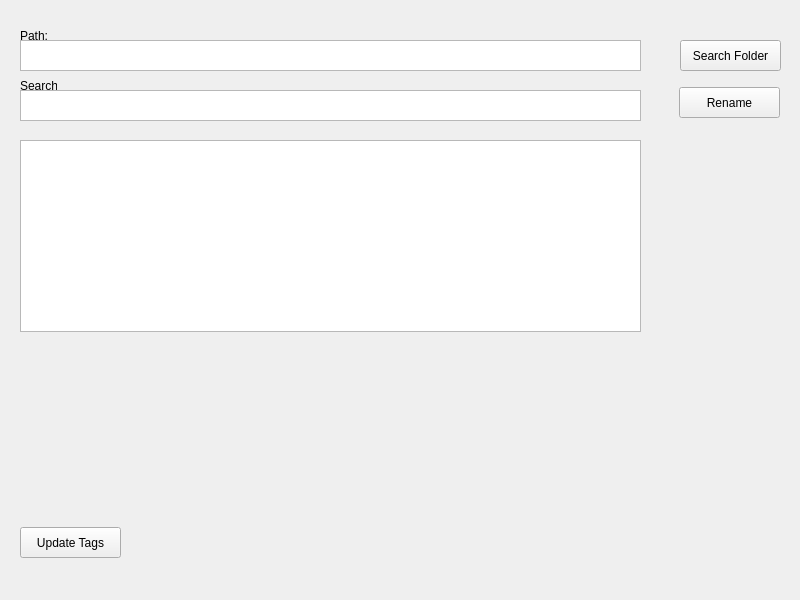
This is form.ui in LinkDarkshire/AnimeWatcherQT as Qt 5 draws it before an edit. The edited form follows.
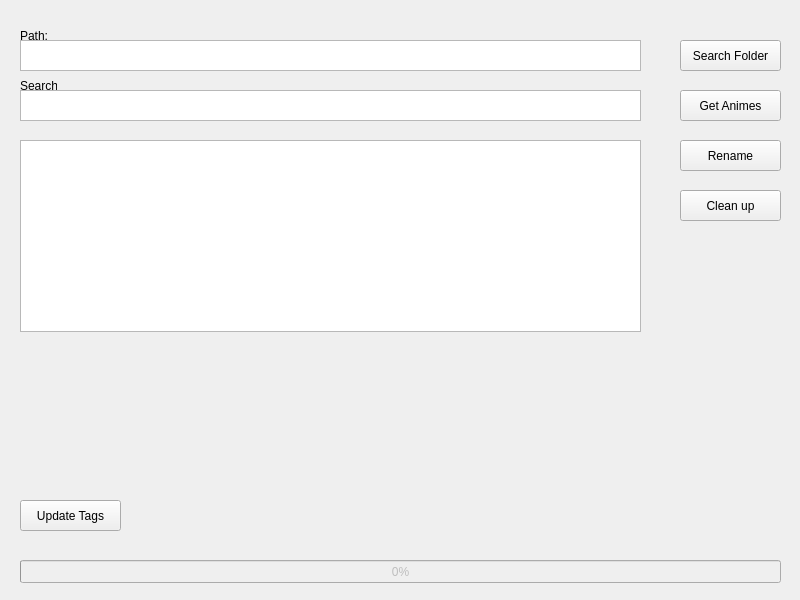
This is the edited form.

```diff
--- a/form.ui
+++ b/form.ui
@@ -59,7 +59,7 @@
    <property name="geometry">
     <rect>
      <x>20</x>
-     <y>527</y>
+     <y>500</y>
      <width>101</width>
      <height>31</height>
     </rect>
@@ -107,8 +107,8 @@
   <widget class="QPushButton" name="bRename">
    <property name="geometry">
     <rect>
-     <x>679</x>
-     <y>87</y>
+     <x>680</x>
+     <y>140</y>
      <width>101</width>
      <height>31</height>
     </rect>
@@ -117,12 +117,25 @@
     <string>Rename</string>
    </property>
   </widget>
+  <widget class="QPushButton" name="bGetHentai">
+   <property name="geometry">
+    <rect>
+     <x>680</x>
+     <y>90</y>
+     <width>101</width>
+     <height>31</height>
+    </rect>
+   </property>
+   <property name="text">
+    <string>Get Animes</string>
+   </property>
+  </widget>
   <widget class="QLabel" name="lOutput">
    <property name="geometry">
     <rect>
      <x>20</x>
-     <y>570</y>
-     <width>751</width>
+     <y>540</y>
+     <width>761</width>
      <height>16</height>
     </rect>
    </property>
@@ -130,6 +143,54 @@
     <string/>
    </property>
   </widget>
+  <widget class="QListWidget" name="listHentai">
+   <property name="geometry">
+    <rect>
+     <x>20</x>
+     <y>140</y>
+     <width>621</width>
+     <height>192</height>
+    </rect>
+   </property>
+  </widget>
+  <widget class="QProgressBar" name="progressBar">
+   <property name="enabled">
+    <bool>false</bool>
+   </property>
+   <property name="geometry">
+    <rect>
+     <x>20</x>
+     <y>560</y>
+     <width>761</width>
+     <height>23</height>
+    </rect>
+   </property>
+   <property name="locale">
+    <locale language="German" country="Germany"/>
+   </property>
+   <property name="value">
+    <number>0</number>
+   </property>
+   <property name="textVisible">
+    <bool>true</bool>
+   </property>
+  </widget>
+  <widget class="QPushButton" name="cleanButton">
+   <property name="geometry">
+    <rect>
+     <x>680</x>
+     <y>190</y>
+     <width>101</width>
+     <height>31</height>
+    </rect>
+   </property>
+   <property name="locale">
+    <locale language="German" country="Germany"/>
+   </property>
+   <property name="text">
+    <string>Clean up</string>
+   </property>
+  </widget>
  </widget>
  <resources/>
  <connections/>
```
Left out of the diff: 12 changed lines with no effect on the pictures.
